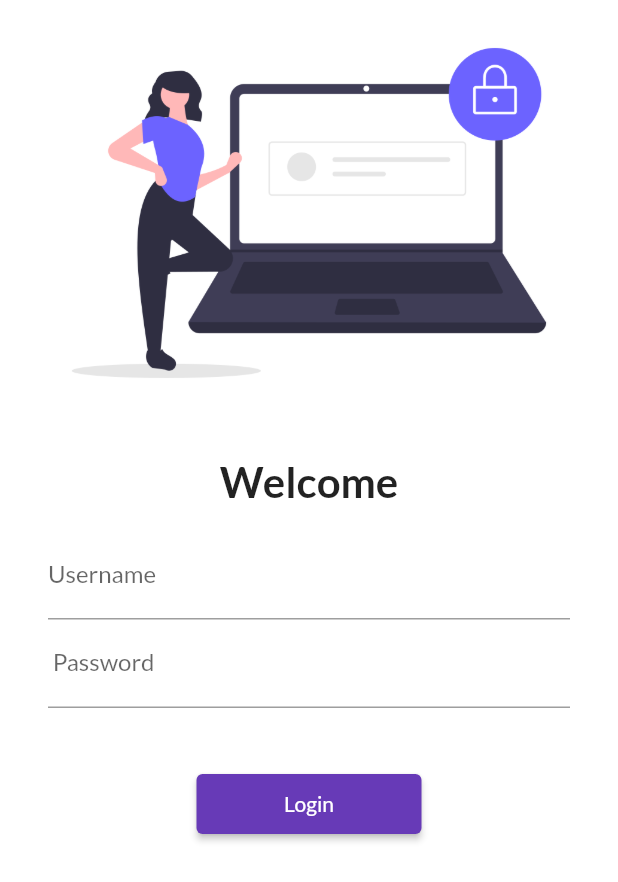
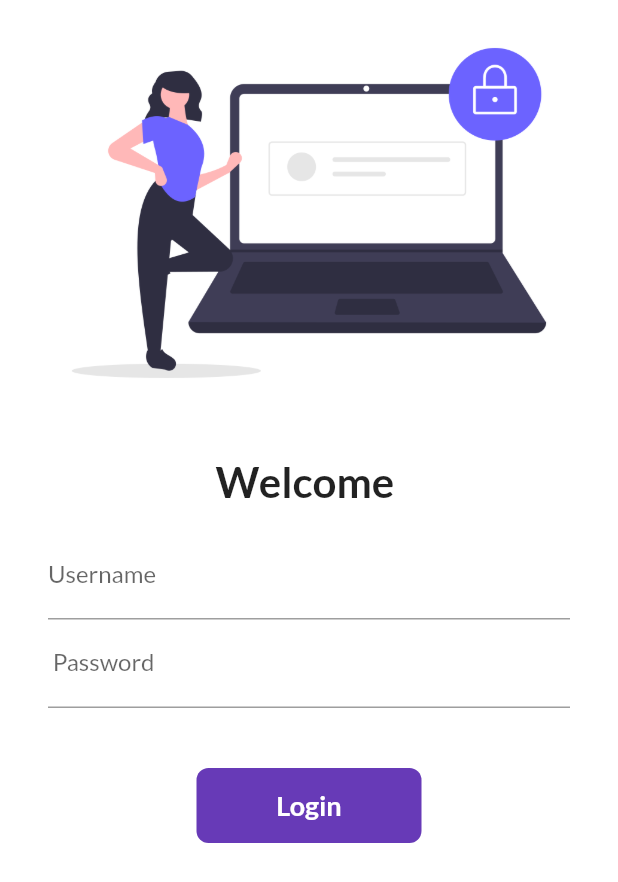
Before and after one commit to adityaranote/flutter-shopping-app, a Flutter app: the screen it shows after launch, on a phone screen of 412 x 824 dp. Shown: the top 882 px of the screen. Run offline on Flutter 3.47's test engine with Material 2 defaults, Android fonts, the phone set to English and light mode, and no system bars; our stand-ins replace google_fonts.

Commit message:
day 6 completed  animation created in login page

```diff
--- a/my_app/lib/pages/login_page.dart
+++ b/my_app/lib/pages/login_page.dart
@@ -2,9 +2,16 @@ import 'package:flutter/material.dart';
 
 import '../utils/routes.dart';
 
-class LoginPage extends StatelessWidget {
+class LoginPage extends StatefulWidget {
+  @override
+  State<LoginPage> createState() => _LoginPageState();
+}
+
+class _LoginPageState extends State<LoginPage> {
   // const LoginPage({super.key});
 
+  String name = "";
+  bool changedButton = false;
   @override
   Widget build(BuildContext context) {
     return Material(
@@ -20,7 +27,7 @@ class LoginPage extends StatelessWidget {
               height: 20,
             ),
             Text(
-              "Welcome",
+              "Welcome $name",
               style: TextStyle(
                 fontSize: 28,
                 fontWeight: FontWeight.bold,
@@ -38,6 +45,10 @@ class LoginPage extends StatelessWidget {
                       labelText: "Username",
                       hintText: "Enter Username",
                     ),
+                    onChanged: (value) {
+                      name = value;
+                      setState(() {});
+                    },
                   ),
                   TextFormField(
                     obscureText: true,
@@ -49,13 +60,48 @@ class LoginPage extends StatelessWidget {
                   SizedBox(
                     height: 40,
                   ),
-                  ElevatedButton(
-                    onPressed: () {
+                  // ElevatedButton(
+                  //   onPressed: () {
+                  //     Navigator.pushNamed(context, MyRoutes.homeRoute);
+                  //   },
+                  //   child: Text("Login"),
+                  //   style: TextButton.styleFrom(
+                  //     minimumSize: Size(150, 40),
+                  //   ),
+                  // ),
+                  InkWell(
+                    onTap: () async {
+                      setState(() {
+                        changedButton = true;
+                      });
+                      await Future.delayed(Duration(seconds: 1));
                       Navigator.pushNamed(context, MyRoutes.homeRoute);
                     },
-                    child: Text("Login"),
-                    style: TextButton.styleFrom(
-                      minimumSize: Size(150, 40),
+                    child: AnimatedContainer(
+                      duration: Duration(seconds: 1),
+                      width: changedButton ? 50 : 150,
+                      height: 50,
+                      // color: Colors.deepPurple,
+                      alignment: Alignment.center,
+                      child: changedButton
+                          ? Icon(
+                              Icons.done,
+                              color: Colors.white,
+                            )
+                          : Text(
+                              "Login",
+                              style: TextStyle(
+                                color: Colors.white,
+                                fontWeight: FontWeight.bold,
+                                fontSize: 18,
+                              ),
+                            ),
+                      decoration: BoxDecoration(
+                        color: Colors.deepPurple,
+                        // shape: changedButton?BoxShape.circle:BoxShape.rectangle,
+                        borderRadius:
+                            BorderRadius.circular(changedButton ? 50 : 8),
+                      ),
                     ),
                   ),
                 ],
```
